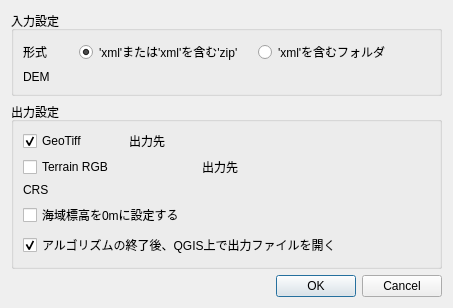
The window that quick_dem_for_jp_dialog_base.ui (MIERUNE/QuickDEM4JP) describes before a commit, drawn with Qt 5.
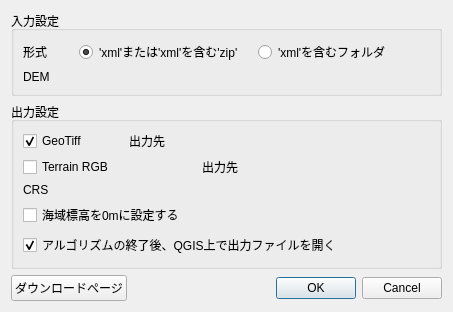
The same window after the commit. Custom widgets are drawn as their Qt base class.

Commit message: Download page button

```diff
--- a/quick_dem_for_jp_dialog_base.ui
+++ b/quick_dem_for_jp_dialog_base.ui
@@ -290,6 +290,24 @@
     </widget>
    </item>
    <item>
+    <layout class="QHBoxLayout" name="horizontalLayout_bottom">
+      <item>
+        <widget class="QPushButton" name="downloadButton">
+          <property name="enabled">
+          <bool>true</bool>
+          </property>
+          <property name="sizePolicy">
+          <sizepolicy hsizetype="Minimum" vsizetype="Preferred">
+            <horstretch>0</horstretch>
+            <verstretch>0</verstretch>
+          </sizepolicy>
+          </property>
+          <property name="text">
+          <string>ダウンロードページ</string>
+          </property>
+        </widget>
+      </item>
+      <item>
     <widget class="QDialogButtonBox" name="button_box">
      <property name="orientation">
       <enum>Qt::Horizontal</enum>
@@ -298,6 +316,8 @@
       <set>QDialogButtonBox::Cancel|QDialogButtonBox::Ok</set>
      </property>
     </widget>
+      </item>
+   </layout>
    </item>
   </layout>
  </widget>
```
Lines whose indentation alone changed are shown as unchanged. The commit also changes 1 other file.
